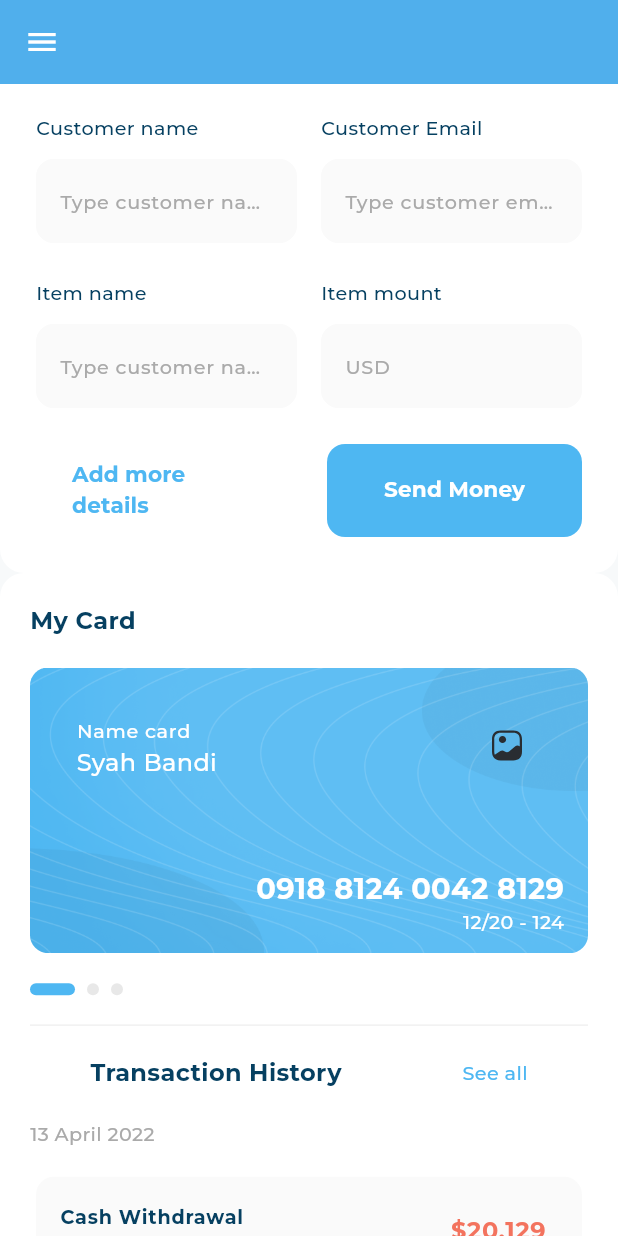
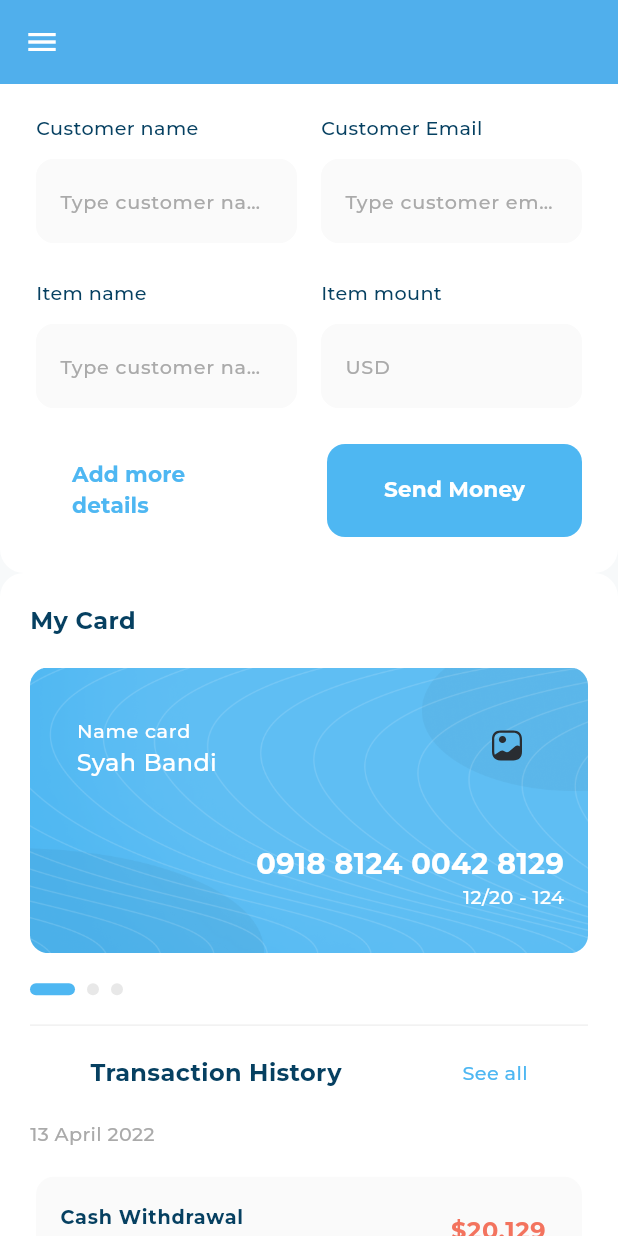
Before and after one commit to mohameddsalah60/responsive_dashboard, a Flutter app: the screen it shows after launch, scrolled down 576 dp, on a phone screen of 412 x 824 dp. Run offline on Flutter 3.47's test engine with Material 3 defaults, Android fonts, the phone set to English and light mode, and no system bars; drawn by our look-alikes of expandable_page_view; our stand-ins replace fl_chart, flutter_svg; project files that could hold a hidden picture were left out.

Commit message:
Responsive desktop layout done

```diff
--- a/lib/views/widgets/my_card.dart
+++ b/lib/views/widgets/my_card.dart
@@ -1,3 +1,4 @@
+import 'package:flutter/cupertino.dart';
 import 'package:flutter/material.dart';
 import 'package:flutter/widgets.dart';
 import 'package:flutter_svg/svg.dart';
@@ -60,8 +61,10 @@ class MyCard extends StatelessWidget {
                 ],
               ),
             ),
-            const SizedBox(
-              height: 12,
+            const Flexible(
+              child: SizedBox(
+                height: 12,
+              ),
             ),
           ],
         ),
```
